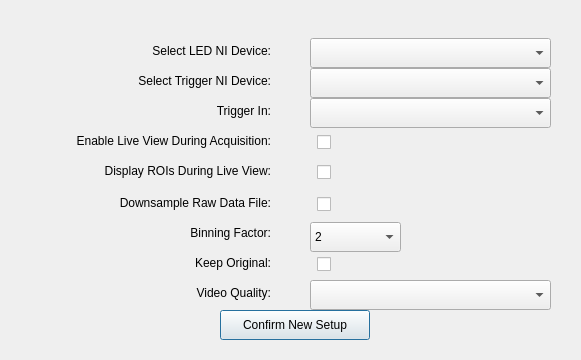
First picture: the form in src/app/src/advancedsetupdialog.ui, repository CuriBio/nautilus_acquisition, before the edit.
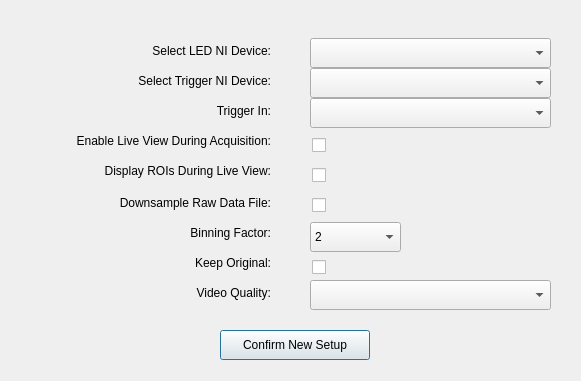
Second picture: the form after the edit.

Patch:
```diff
--- a/src/app/src/advancedsetupdialog.ui
+++ b/src/app/src/advancedsetupdialog.ui
@@ -7,7 +7,7 @@
     <x>0</x>
     <y>0</y>
     <width>581</width>
-    <height>360</height>
+    <height>381</height>
    </rect>
   </property>
   <property name="windowTitle">
@@ -43,7 +43,7 @@
    <property name="geometry">
     <rect>
      <x>220</x>
-     <y>310</y>
+     <y>330</y>
      <width>150</width>
      <height>30</height>
     </rect>
@@ -78,22 +78,6 @@
     </rect>
    </property>
   </widget>
-  <widget class="QCheckBox" name="checkEnableLiveViewDuringAcq">
-   <property name="geometry">
-    <rect>
-     <x>310</x>
-     <y>130</y>
-     <width>21</width>
-     <height>24</height>
-    </rect>
-   </property>
-   <property name="layoutDirection">
-    <enum>Qt::RightToLeft</enum>
-   </property>
-   <property name="text">
-    <string/>
-   </property>
-  </widget>
   <widget class="QLabel" name="label_3">
    <property name="geometry">
     <rect>
@@ -126,22 +110,6 @@
     <set>Qt::AlignRight|Qt::AlignTrailing|Qt::AlignVCenter</set>
    </property>
   </widget>
-  <widget class="QCheckBox" name="checkDownsampleRawFiles">
-   <property name="geometry">
-    <rect>
-     <x>310</x>
-     <y>192</y>
-     <width>21</width>
-     <height>24</height>
-    </rect>
-   </property>
-   <property name="layoutDirection">
-    <enum>Qt::RightToLeft</enum>
-   </property>
-   <property name="text">
-    <string/>
-   </property>
-  </widget>
   <widget class="QLabel" name="label_5">
    <property name="geometry">
     <rect>
@@ -216,10 +184,10 @@
   <widget class="QCheckBox" name="checkKeepOriginalRaw">
    <property name="geometry">
     <rect>
-     <x>310</x>
+     <x>305</x>
      <y>252</y>
      <width>21</width>
-     <height>24</height>
+     <height>30</height>
     </rect>
    </property>
    <property name="layoutDirection">
@@ -300,13 +268,45 @@
     <set>Qt::AlignRight|Qt::AlignTrailing|Qt::AlignVCenter</set>
    </property>
   </widget>
+  <widget class="QCheckBox" name="checkDownsampleRawFiles">
+   <property name="geometry">
+    <rect>
+     <x>305</x>
+     <y>190</y>
+     <width>21</width>
+     <height>30</height>
+    </rect>
+   </property>
+   <property name="layoutDirection">
+    <enum>Qt::RightToLeft</enum>
+   </property>
+   <property name="text">
+    <string/>
+   </property>
+  </widget>
   <widget class="QCheckBox" name="checkDisplayRoisDuringLiveView">
    <property name="geometry">
     <rect>
-     <x>310</x>
+     <x>305</x>
      <y>160</y>
      <width>21</width>
-     <height>24</height>
+     <height>30</height>
+    </rect>
+   </property>
+   <property name="layoutDirection">
+    <enum>Qt::RightToLeft</enum>
+   </property>
+   <property name="text">
+    <string/>
+   </property>
+  </widget>
+  <widget class="QCheckBox" name="checkEnableLiveViewDuringAcq">
+   <property name="geometry">
+    <rect>
+     <x>305</x>
+     <y>130</y>
+     <width>21</width>
+     <height>30</height>
     </rect>
    </property>
    <property name="layoutDirection">
```
